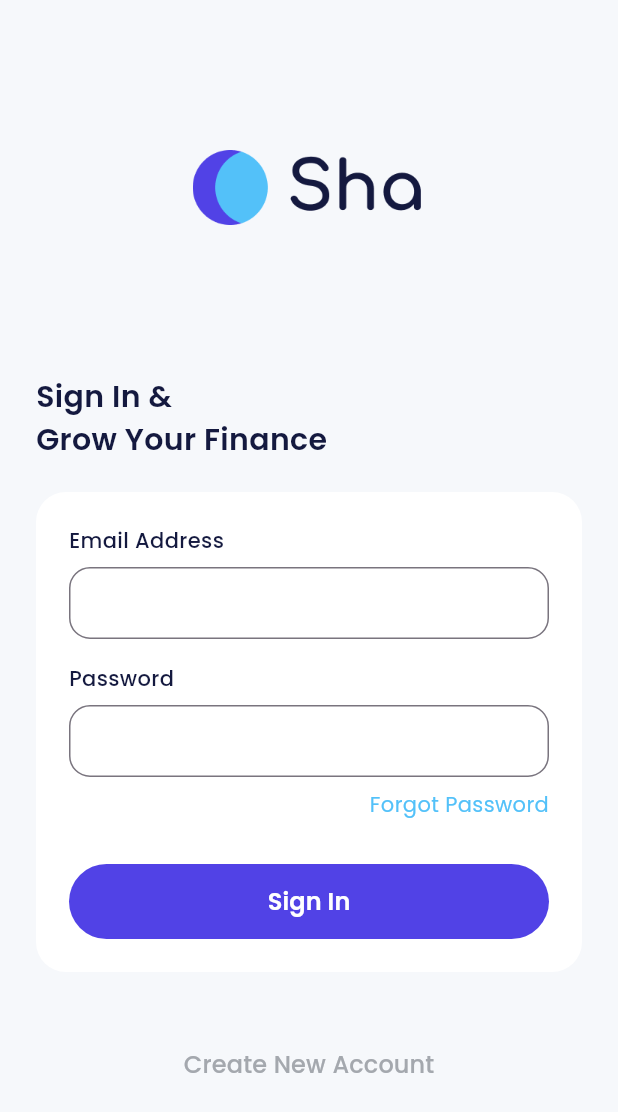
After one commit to feyto81/bank_sha, a Flutter app: the SignUpPage screen opened by its route, on a phone screen of 412 x 824 dp. The commit adds this screen. Shown: the top 1112 px of the screen. Run offline on Flutter 3.47's test engine with Material 3 defaults, Android fonts, the phone set to English and light mode, and no system bars; our stand-ins replace carousel_slider, google_fonts.

Commit message:
feat(Sign Up):initial commit page sign up

```diff
--- a/lib/main.dart
+++ b/lib/main.dart
@@ -1,5 +1,6 @@
 import 'package:bank_sha_learn/ui/pages/onboarding_page.dart';
 import 'package:bank_sha_learn/ui/pages/sign_in_page.dart';
+import 'package:bank_sha_learn/ui/pages/sign_up_page.dart';
 import 'package:bank_sha_learn/ui/pages/splash_page.dart';
 import 'package:flutter/material.dart';
 
@@ -16,6 +17,7 @@ class MyApp extends StatelessWidget {
         '/': (context) => const SplashPage(),
         '/onboarding': (context) => const OnboardingPage(),
         '/sign-in': (context) => const SignInPage(),
+        '/sign-up': (context) => const SignUpPage(),
       },
     );
   }
--- /dev/null
+++ b/lib/ui/pages/sign_up_page.dart
@@ -0,0 +1,95 @@
+import 'package:bank_sha_learn/shared/theme.dart';
+import 'package:bank_sha_learn/ui/widgets/button.dart';
+import 'package:bank_sha_learn/ui/widgets/forms.dart';
+import 'package:flutter/material.dart';
+
+class SignUpPage extends StatelessWidget {
+  const SignUpPage({Key? key}) : super(key: key);
+
+  @override
+  Widget build(BuildContext context) {
+    return Scaffold(
+      backgroundColor: ligthBackgroundColor,
+      body: ListView(
+        padding: const EdgeInsets.symmetric(
+          horizontal: 24,
+        ),
+        children: [
+          Container(
+            width: 155,
+            height: 50,
+            margin: const EdgeInsets.only(
+              top: 100,
+              bottom: 100,
+            ),
+            decoration: const BoxDecoration(
+              image: DecorationImage(
+                image: AssetImage(
+                  'assets/img_logo_light.png',
+                ),
+              ),
+            ),
+          ),
+          Text(
+            'Sign In &\nGrow Your Finance',
+            style: blackTextStyle.copyWith(
+              fontSize: 20,
+              fontWeight: semiBold,
+            ),
+          ),
+          const SizedBox(
+            height: 20,
+          ),
+          Container(
+            padding: const EdgeInsets.all(22),
+            decoration: BoxDecoration(
+              borderRadius: BorderRadius.circular(20),
+              color: whiteColor,
+            ),
+            child: Column(
+              crossAxisAlignment: CrossAxisAlignment.start,
+              children: [
+                // NOTE: EMAIL INPUT
+                const CustomFormField(
+                  title: 'Email Address',
+                ),
+                const SizedBox(
+                  height: 16,
+                ),
+                // NOTE: PASSWORD INPUT
+                const CustomFormField(
+                  title: 'Password',
+                  obscureText: true,
+                ),
+                const SizedBox(
+                  height: 8,
+                ),
+                Align(
+                  alignment: Alignment.centerRight,
+                  child: Text(
+                    'Forgot Password',
+                    style: blueTextStyle,
+                  ),
+                ),
+                const SizedBox(
+                  height: 30,
+                ),
+                CustomFilledButton(
+                  title: 'Sign In',
+                  onPressed: () {},
+                ),
+              ],
+            ),
+          ),
+          const SizedBox(
+            height: 50,
+          ),
+          CustomTextButton(
+            title: 'Create New Account',
+            onPressed: () {},
+          ),
+        ],
+      ),
+    );
+  }
+}
```
